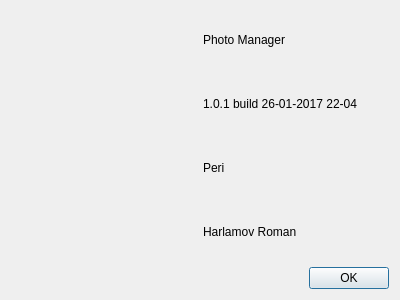
The window that PhotoManager/aboutwindow.ui (pphprj/periphotoproject) describes before a commit, drawn with Qt 5.
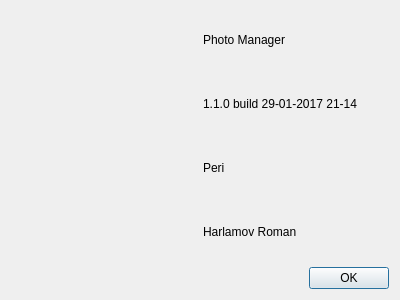
The same window after the commit.

The edit to the form file:
```diff
--- a/PhotoManager/aboutwindow.ui
+++ b/PhotoManager/aboutwindow.ui
@@ -26,7 +26,7 @@
      <item row="1" column="1">
       <widget class="QLabel" name="labelVersion">
        <property name="text">
-        <string>1.0.1 build 26-01-2017 22-04</string>
+        <string>1.1.0 build 29-01-2017 21-14</string>
        </property>
       </widget>
      </item>
```
